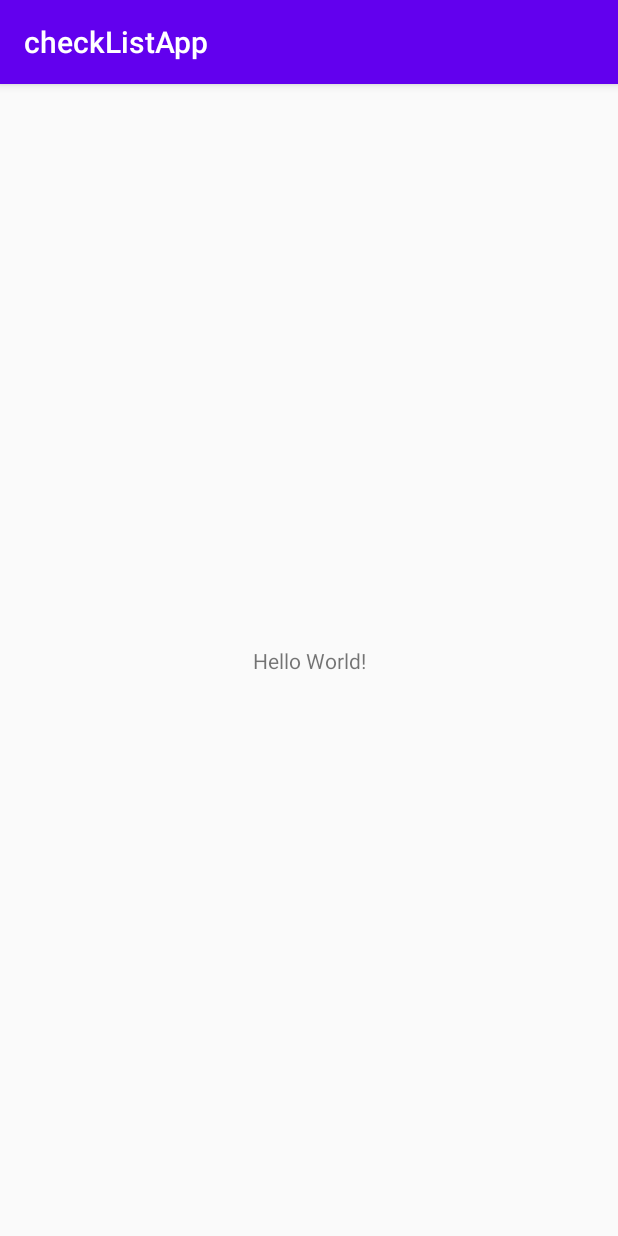
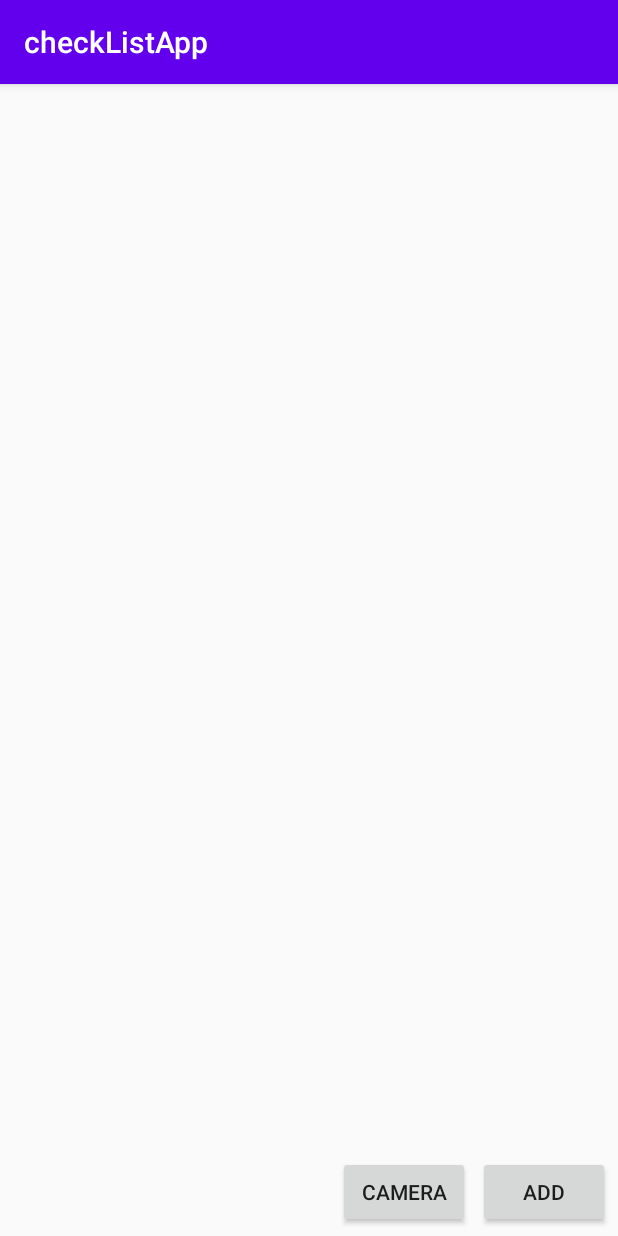
Before and after one commit to vaetanbya/check-list, an Android app: the screen it shows after launch (MainActivity), on a phone screen of 412 x 824 dp. Run offline under Robolectric (Android 15) with nearby library versions, the phone set to English and light mode, and no system bars.

Commit message:
adding pages

```diff
--- a/checkListApp/app/src/main/java/com/example/checklistapp/MainActivity.java
+++ b/checkListApp/app/src/main/java/com/example/checklistapp/MainActivity.java
@@ -1,13 +1,107 @@
 package com.example.checklistapp;
 
-import android.support.v7.app.AppCompatActivity;
+import android.Manifest;
+import android.app.Activity;
+import android.content.Intent;
+import android.content.pm.PackageManager;
+import android.database.sqlite.SQLiteDatabase;
+import android.graphics.Bitmap;
+import androidx.annotation.NonNull;
+
+import android.os.Build;
+import androidx.appcompat.app.AppCompatActivity;
+import androidx.recyclerview.widget.RecyclerView;
+import androidx.recyclerview.widget.LinearLayoutManager;
+
 import android.os.Bundle;
+import android.provider.MediaStore;
+import android.view.View;
+import android.widget.Toast;
+import java.util.ArrayList;
 
 public class MainActivity extends AppCompatActivity {
+    DBHelper dbHelper;
+    private static final int CAMERA_REQUEST = 1888;
+    private static final int MY_CAMERA_PERMISSION_CODE = 100;
+    private RecyclerView recycle;
+    private RecyclerView.Adapter adapter;
+    private RecyclerView.LayoutManager layoutManager;
+    ArrayList<goodExample> shopList = new ArrayList<goodExample>();
 
     @Override
     protected void onCreate(Bundle savedInstanceState) {
         super.onCreate(savedInstanceState);
         setContentView(R.layout.activity_main);
+        //get data base
+        dbHelper = new DBHelper(this);
+        SQLiteDatabase db = dbHelper.getWritableDatabase();
+        //get list of products
+        shopList = dbHelper.getAllRows(db);
+        //update
+        recycle = findViewById(R.id.recycler);
+        recycle.setHasFixedSize(true);
+        layoutManager = new LinearLayoutManager(this);
+        recycle.setLayoutManager(layoutManager);
+        update();
+    }
+
+    @Override
+    protected void onActivityResult(int requestCode, int resultCode, Intent data) {
+        super.onActivityResult(requestCode, resultCode, data);
+        if (requestCode == CAMERA_REQUEST && resultCode == Activity.RESULT_OK) {
+            //get photo
+            Bitmap photo = (Bitmap) data.getExtras().get("data");
+            //intent
+            Intent intent = new Intent(this,image_review_page.class);
+            intent.putExtra("preview", photo);
+            startActivity(intent);
+        }
+    }
+
+    @Override
+    public void onRequestPermissionsResult(int requestCode, @NonNull String[] permissions, @NonNull int[] grantResults)
+    {
+        super.onRequestPermissionsResult(requestCode, permissions, grantResults);
+        if (requestCode == MY_CAMERA_PERMISSION_CODE)
+        {
+            if (grantResults[0] == PackageManager.PERMISSION_GRANTED)
+            {
+                Toast.makeText(this, "camera permission granted", Toast.LENGTH_LONG).show();
+                Intent cameraIntent = new Intent(android.provider.MediaStore.ACTION_IMAGE_CAPTURE);
+                startActivityForResult(cameraIntent, CAMERA_REQUEST);
+            }
+            else
+            {
+                Toast.makeText(this, "camera permission denied", Toast.LENGTH_LONG).show();
+            }
+        }
+    }
+
+    public void add(View v){
+        //intent
+        Intent intent = new Intent(this,add_panel.class);
+        startActivity(intent);
+    }
+
+    public void scan(View v){
+        //open camera
+        if (Build.VERSION.SDK_INT >= Build.VERSION_CODES.M) {
+            if (checkSelfPermission(Manifest.permission.CAMERA) != PackageManager.PERMISSION_GRANTED)
+            {
+                requestPermissions(new String[]{Manifest.permission.CAMERA}, MY_CAMERA_PERMISSION_CODE);
+            }
+            else
+            {
+                Intent cameraIntent = new Intent(MediaStore.ACTION_IMAGE_CAPTURE);
+                startActivityForResult(cameraIntent, CAMERA_REQUEST);
+            }
+        }
+    }
+
+    private void update(){
+        if(shopList.equals(new ArrayList<goodExample>()))
+            return;
+        adapter = new listAdapter(shopList);
+        recycle.setAdapter(adapter);
     }
 }
--- a/checkListApp/app/src/main/res/layout/activity_main.xml
+++ b/checkListApp/app/src/main/res/layout/activity_main.xml
@@ -1,18 +1,42 @@
 <?xml version="1.0" encoding="utf-8"?>
-<android.support.constraint.ConstraintLayout xmlns:android="http://schemas.android.com/apk/res/android"
+<androidx.constraintlayout.widget.ConstraintLayout xmlns:android="http://schemas.android.com/apk/res/android"
     xmlns:app="http://schemas.android.com/apk/res-auto"
     xmlns:tools="http://schemas.android.com/tools"
     android:layout_width="match_parent"
     android:layout_height="match_parent"
     tools:context=".MainActivity">
 
-    <TextView
-        android:layout_width="wrap_content"
-        android:layout_height="wrap_content"
-        android:text="Hello World!"
+    <androidx.recyclerview.widget.RecyclerView
+        android:id="@+id/recycler"
+        android:layout_width="0dp"
+        android:layout_height="0dp"
+        android:paddingTop="10dp"
         app:layout_constraintBottom_toBottomOf="parent"
         app:layout_constraintEnd_toEndOf="parent"
+        app:layout_constraintHorizontal_bias="0.0"
         app:layout_constraintStart_toStartOf="parent"
         app:layout_constraintTop_toTopOf="parent" />
 
-</android.support.constraint.ConstraintLayout>
+    <Button
+        android:id="@+id/scan"
+        android:layout_width="wrap_content"
+        android:layout_height="wrap_content"
+        android:layout_marginEnd="5dp"
+        android:layout_marginBottom="5dp"
+        android:onClick="scan"
+        android:text="camera"
+        app:layout_constraintBottom_toBottomOf="parent"
+        app:layout_constraintEnd_toStartOf="@+id/add" />
+
+    <Button
+        android:id="@+id/add"
+        android:layout_width="wrap_content"
+        android:layout_height="wrap_content"
+        android:layout_marginEnd="5dp"
+        android:layout_marginBottom="5dp"
+        android:onClick="add"
+        android:text="add"
+        app:layout_constraintBottom_toBottomOf="parent"
+        app:layout_constraintEnd_toEndOf="parent" />
+
+</androidx.constraintlayout.widget.ConstraintLayout>
```
Also changed, not shown: checkListApp/app/src/main/AndroidManifest.xml (+9 -0 lines), checkListApp/app/src/main/java/com/example/checklistapp/add_panel.java (added, +67 -0 lines), checkListApp/app/src/main/java/com/example/checklistapp/change_page.java (added, +90 -0 lines), checkListApp/app/src/main/java/com/example/checklistapp/image_review_page.java (added, +89 -0 lines), checkListApp/app/src/main/res/layout/activity_add_panel.xml (added, +44 -0 lines), checkListApp/app/src/main/res/layout/activity_change_page.xml (added, +55 -0 lines), checkListApp/app/src/main/res/layout/activity_image_review_page.xml (added, +44 -0 lines).
